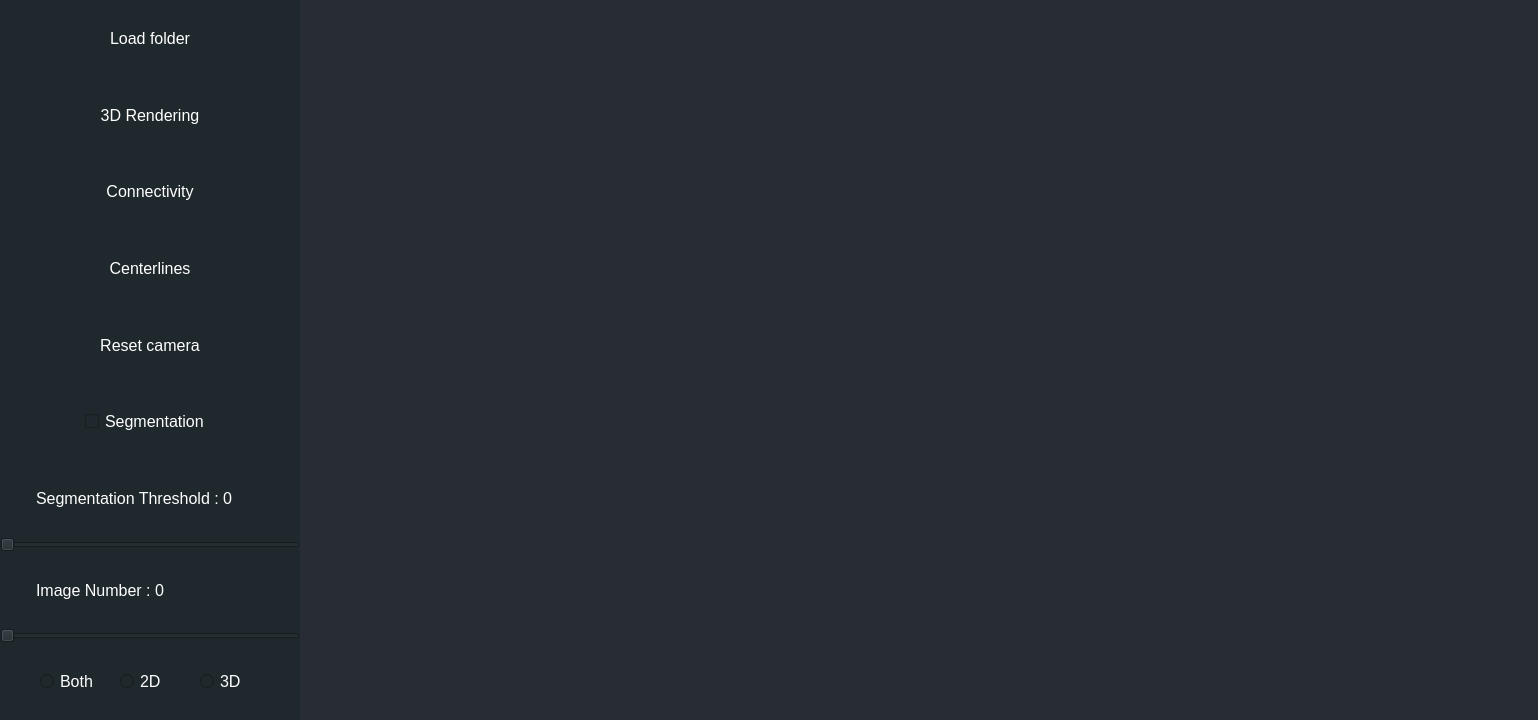
First picture: the form in view.ui, repository SylvainRajkoumar/medical-image-segmentation, before the edit.
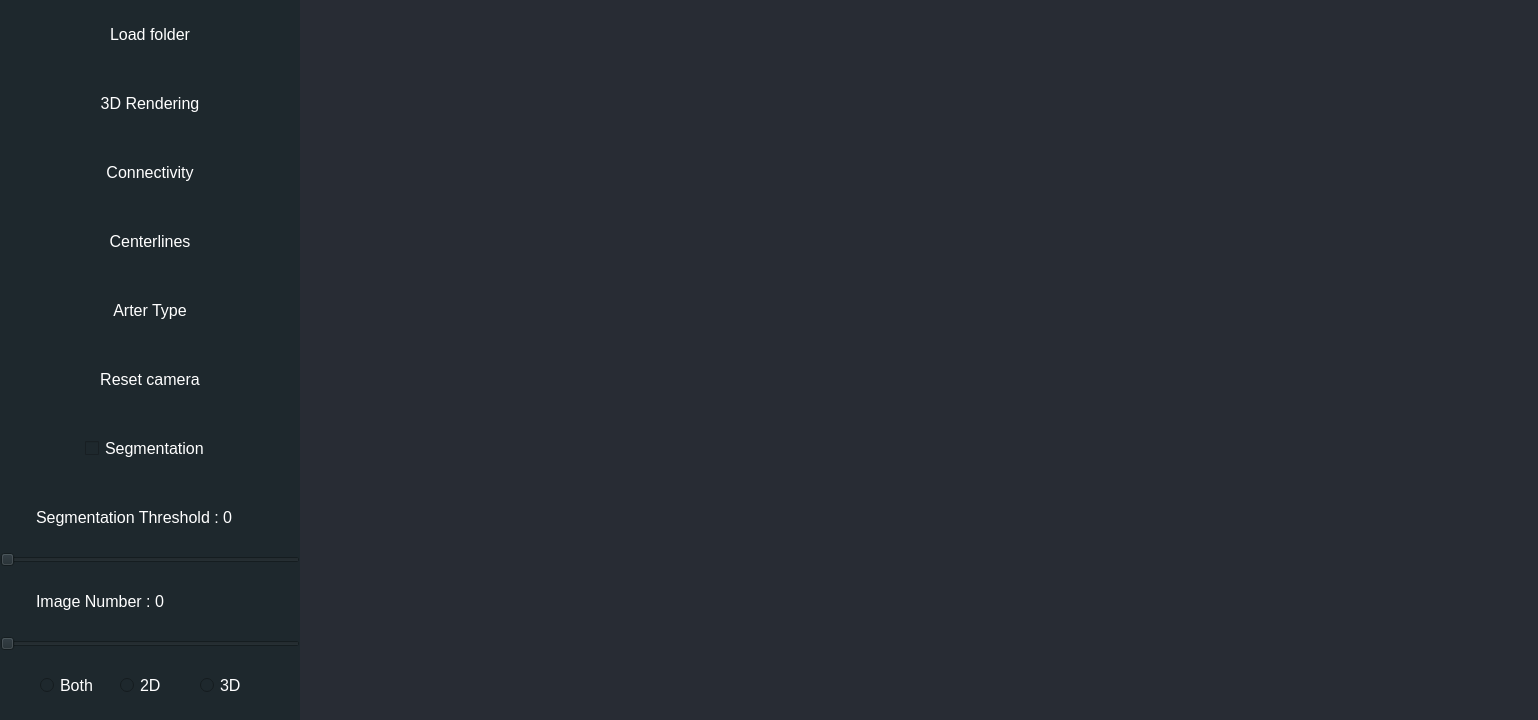
Second picture: the form after the edit.

```diff
--- a/view.ui
+++ b/view.ui
@@ -275,6 +275,19 @@
          </property>
         </widget>
        </item>
+       <item>
+        <widget class="QPushButton" name="arter_button">
+         <property name="sizePolicy">
+          <sizepolicy hsizetype="Minimum" vsizetype="MinimumExpanding">
+           <horstretch>0</horstretch>
+           <verstretch>0</verstretch>
+          </sizepolicy>
+         </property>
+         <property name="text">
+          <string>Arter Type</string>
+         </property>
+        </widget>
+       </item>
        <item>
         <widget class="QPushButton" name="reset_camera_button">
          <property name="enabled">
```
